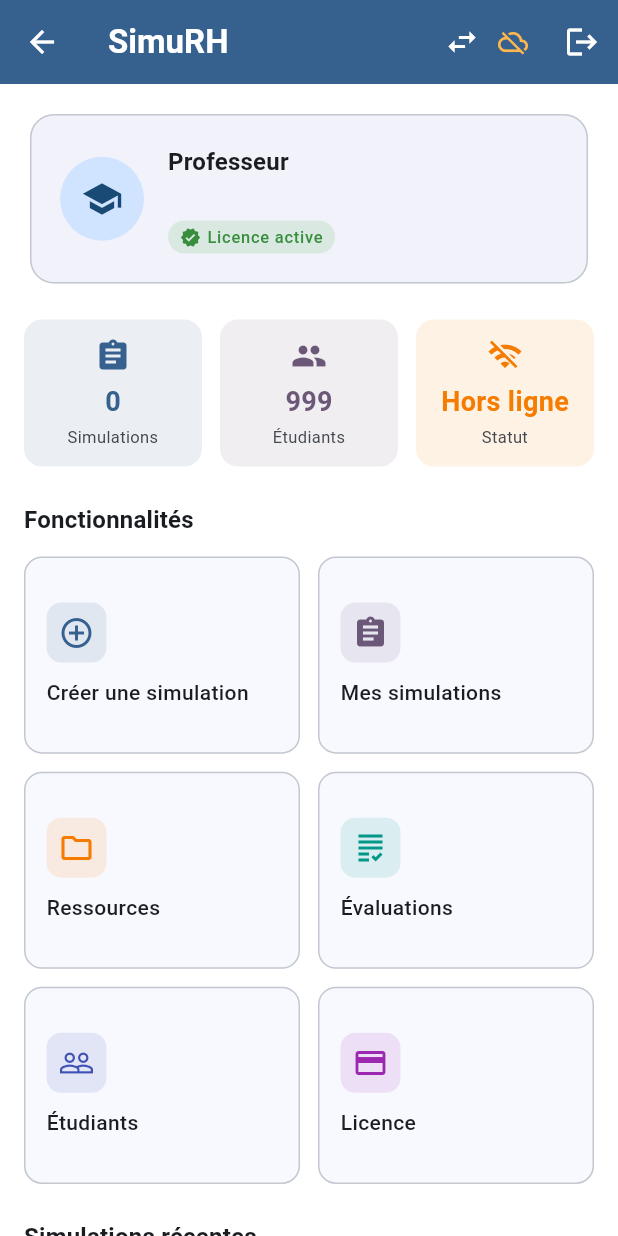
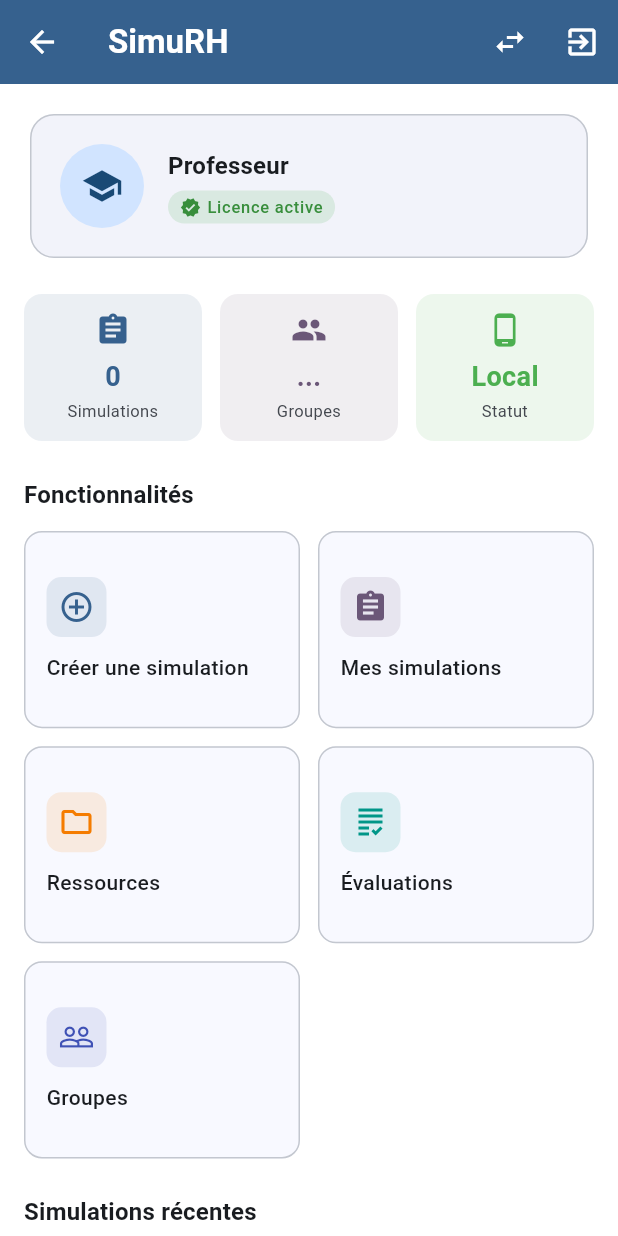
Before and after one commit to Lodoapoza/SimuRH, a Flutter app: the DashboardScreen screen opened by its route, on a phone screen of 412 x 824 dp. Run offline on Flutter 3.47's test engine with Material 3 defaults, Android fonts, the phone set to English and light mode, and no system bars; our stand-ins replace file_picker, package_info_plus, shared_preferences, shelf, sqflite; missing offline and left inert: network_info_plus, shelf_router; accounts and stored records are empty.

Commit message:
feat: Phase 2D - dashboard converti en mode local

```diff
--- a/app/lib/screens/professor/dashboard_screen.dart
+++ b/app/lib/screens/professor/dashboard_screen.dart
@@ -1,12 +1,12 @@
 import 'package:flutter/material.dart' hide Simulation;
-import 'package:simurh/services/auth_service.dart';
-import 'package:simurh/services/api_service.dart';
+import 'package:simurh/services/local_auth_service.dart';
+import 'package:simurh/services/db_service.dart';
 import 'package:simurh/services/license_service.dart';
+import 'package:simurh/services/group_service.dart';
 import 'package:simurh/screens/professor/create_simulation_screen.dart';
 import 'package:simurh/screens/professor/simulation_detail_screen.dart';
 import 'package:simurh/screens/professor/resources_screen.dart';
-
-import 'package:simurh/screens/license/license_screen.dart';
+import 'package:simurh/screens/professor/group_management_screen.dart';
 import 'package:simurh/models/simulation.dart';
 
 class DashboardScreen extends StatefulWidget {
@@ -17,16 +17,14 @@ class DashboardScreen extends StatefulWidget {
 }
 
 class _DashboardScreenState extends State<DashboardScreen> {
-  final AuthService _authService = AuthService();
-  final ApiService _apiService = ApiService();
+  final LocalAuthService _auth = LocalAuthService();
+  final DbService _db = DbService();
 
-  User? _user;
+  String _userName = '';
   bool _isLoading = true;
   bool _isOnline = true;
   int _simulationCount = 0;
-  int _studentCount = 0;
   List<Simulation> _recentSimulations = [];
-  Map<String, dynamic>? _licenseStatus;
 
   @override
   void initState() {
@@ -37,54 +35,25 @@ class _DashboardScreenState extends State<DashboardScreen> {
   Future<void> _loadData() async {
     setState(() => _isLoading = true);
     try {
-      _user = await _authService.getCurrentUser();
-    } catch (_) {}
+      final profile = await _auth.getActiveProfile();
+      _userName = profile?.name ?? 'Professeur';
 
-    // Charger les stats depuis l'API (avec fallback offline)
-    try {
-      final statusData = await LicenseService().checkStatus();
-      _licenseStatus = statusData;
-      _studentCount = statusData['student_count'] as int? ?? 0;
-
-      // Charger les simulations
-      final simsData = await _apiService.getList('/simulations');
-      _simulationCount = simsData.length;
-      _recentSimulations = simsData
-          .map((j) => Simulation.fromJson(j))
-          .take(5)
-          .toList();
+      // Stats locales
+      final sims = await _db.getCachedSimulations();
+      _simulationCount = sims.length;
+      _recentSimulations = sims.take(5).map((j) => Simulation.fromJson(j)).toList();
 
       _isOnline = true;
     } catch (_) {
-      _isOnline = false;
+      _isOnline = true; // toujours en ligne (local)
     }
-
     if (mounted) setState(() => _isLoading = false);
   }
 
-  Future<void> _logout() async {
-    final confirm = await showDialog<bool>(
-      context: context,
-      builder: (ctx) => AlertDialog(
-        title: const Text('Déconnexion'),
-        content: const Text('Voulez-vous vraiment vous déconnecter ?'),
-        actions: [
-          TextButton(
-            onPressed: () => Navigator.pop(ctx, false),
-            child: const Text('Annuler'),
-          ),
-          TextButton(
-            onPressed: () => Navigator.pop(ctx, true),
-            child: const Text('Se déconnecter'),
-          ),
-        ],
-      ),
-    );
-    if (confirm == true) {
-      await _authService.logout();
-      if (mounted) {
-        Navigator.of(context).pushNamedAndRemoveUntil('/', (route) => false);
-      }
+  Future<void> _switchProfile() async {
+    await _auth.logout();
+    if (mounted) {
+      Navigator.of(context).pushNamedAndRemoveUntil('/home-gate', (route) => false);
     }
   }
 
@@ -96,13 +65,7 @@ class _DashboardScreenState extends State<DashboardScreen> {
     return Scaffold(
       backgroundColor: colorScheme.surfaceContainerLowest,
       appBar: AppBar(
-        title: Text(
-          _user?.establishmentName ?? 'SimuRH',
-          style: TextStyle(
-            fontWeight: FontWeight.w600,
-            color: colorScheme.onPrimary,
-          ),
-        ),
+        title: Text('SimuRH', style: TextStyle(fontWeight: FontWeight.w600, color: colorScheme.onPrimary)),
         backgroundColor: colorScheme.primary,
         iconTheme: IconThemeData(color: colorScheme.onPrimary),
         actions: [
@@ -111,21 +74,10 @@ class _DashboardScreenState extends State<DashboardScreen> {
             tooltip: 'Changer de profil',
             onPressed: () => Navigator.pushReplacementNamed(context, '/home-gate'),
           ),
-          // Statut en ligne/hors ligne
-          Padding(
-            padding: const EdgeInsets.only(right: 12),
-            child: Icon(
-              _isOnline ? Icons.cloud_done : Icons.cloud_off,
-              color: _isOnline
-                  ? colorScheme.onPrimary.withOpacity(0.8)
-                  : Colors.orange[300],
-              size: 20,
-            ),
-          ),
           IconButton(
-            icon: const Icon(Icons.logout),
-            tooltip: 'Se déconnecter',
-            onPressed: _logout,
+            icon: const Icon(Icons.exit_to_app),
+            tooltip: 'Changer de profil',
+            onPressed: _switchProfile,
           ),
         ],
       ),
@@ -180,16 +132,9 @@ class _DashboardScreenState extends State<DashboardScreen> {
                 crossAxisAlignment: CrossAxisAlignment.start,
                 children: [
                   Text(
-                    _user?.name ?? 'Professeur',
+                    _userName,
                     style: theme.textTheme.titleMedium?.copyWith(
                       fontWeight: FontWeight.w600,
-                    ),
-                  ),
-                  const SizedBox(height: 2),
-                  Text(
-                    _user?.establishmentName ?? '',
-                    style: theme.textTheme.bodyMedium?.copyWith(
-                      color: colorScheme.onSurfaceVariant,
                     ),
                   ),
                   const SizedBox(height: 4),
@@ -239,14 +184,14 @@ class _DashboardScreenState extends State<DashboardScreen> {
       children: [
         Expanded(child: _buildStatCard('Simulations', '$_simulationCount', Icons.assignment, colorScheme.primary, colorScheme)),
         const SizedBox(width: 12),
-        Expanded(child: _buildStatCard('Étudiants', '$_studentCount', Icons.people, colorScheme.tertiary, colorScheme)),
+        Expanded(child: _buildStatCard('Groupes', '...', Icons.people, colorScheme.tertiary, colorScheme)),
         const SizedBox(width: 12),
         Expanded(
           child: _buildStatCard(
             'Statut',
-            _isOnline ? 'En ligne' : 'Hors ligne',
-            _isOnline ? Icons.wifi : Icons.wifi_off,
-            _isOnline ? Colors.green : Colors.orange.shade700,
+            'Local',
+            Icons.phone_android,
+            Colors.green,
             colorScheme,
           ),
         ),
@@ -323,13 +268,10 @@ class _DashboardScreenState extends State<DashboardScreen> {
           ),
         );
       }),
-      _NavItem('Étudiants', Icons.people_outline, Colors.indigo, () {
-        // Navigation vers la gestion des groupes
-      }),
-      _NavItem('Licence', Icons.credit_card_outlined, Colors.purple, () {
+      _NavItem('Groupes', Icons.people_outline, Colors.indigo, () {
         Navigator.push(
           context,
-          MaterialPageRoute(builder: (_) => const LicenseScreen()),
+          MaterialPageRoute(builder: (_) => const GroupManagementScreen(simulationId: 0)),
         );
       }),
     ];
@@ -491,7 +433,7 @@ class SimulationListScreen extends StatefulWidget {
 }
 
 class _SimulationListScreenState extends State<SimulationListScreen> {
-  final ApiService _apiService = ApiService();
+  final DbService _db = DbService();
   List<Simulation> _simulations = [];
   bool _isLoading = true;
 
@@ -504,7 +446,7 @@ class _SimulationListScreenState extends State<SimulationListScreen> {
   Future<void> _loadSimulations() async {
     setState(() => _isLoading = true);
     try {
-      final data = await _apiService.getList('/simulations');
+      final data = await _db.getCachedSimulations();
       if (mounted) {
         setState(() {
           _simulations = data.map((j) => Simulation.fromJson(j)).toList();
```
